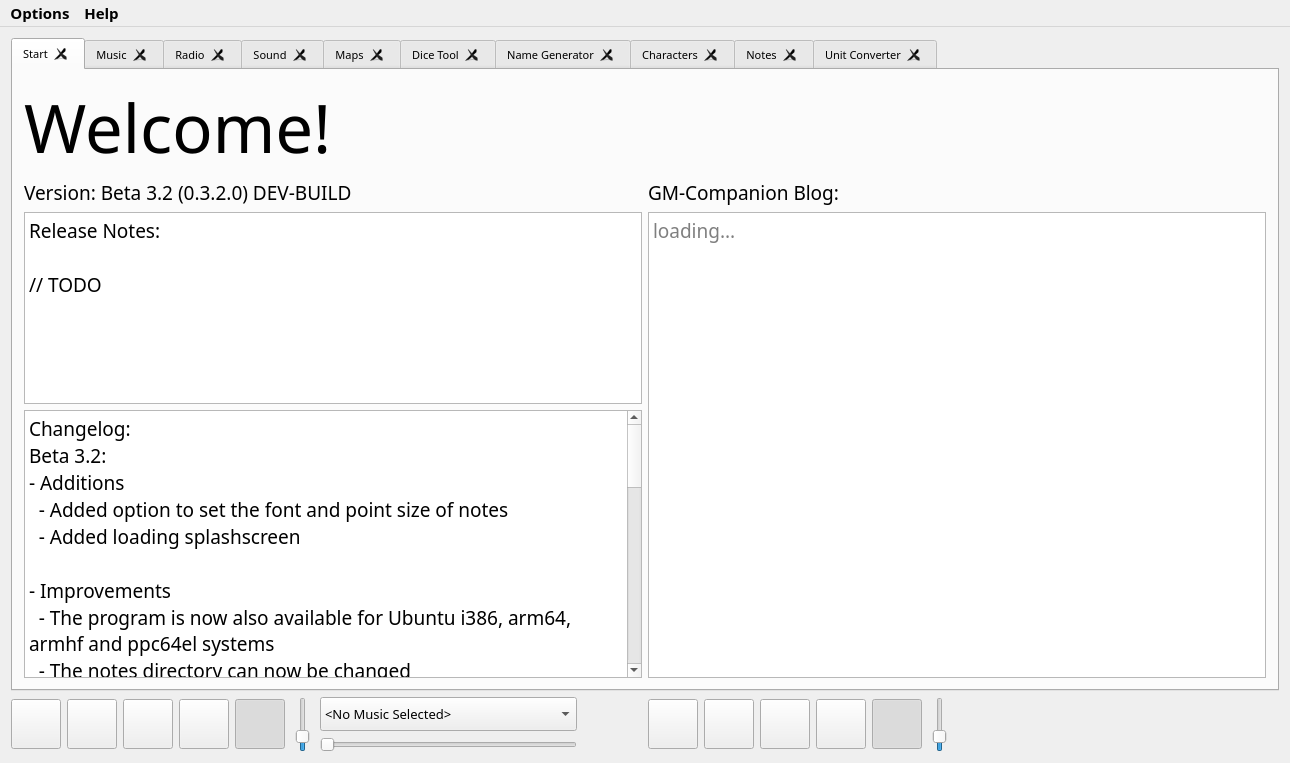
Qt form mainwindow.ui (PhilInTheGaps/GM-Companion) before a commit.
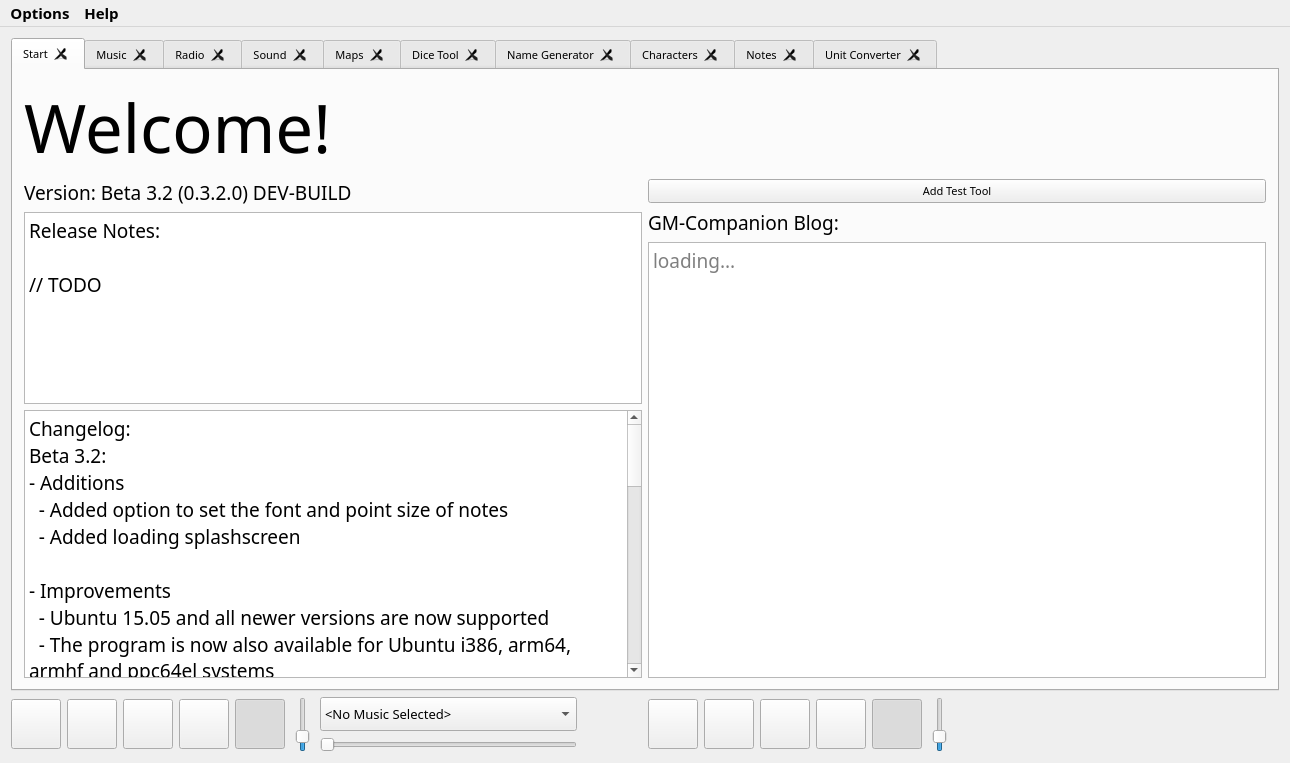
The same form after that commit. The open tabs and pages were chosen to show the change. Icons and pictures are not drawn.

```diff
--- a/mainwindow.ui
+++ b/mainwindow.ui
@@ -165,6 +165,7 @@
 &lt;p style=&quot; margin-top:0px; margin-bottom:0px; margin-left:0px; margin-right:0px; -qt-block-indent:0; text-indent:0px;&quot;&gt;&lt;span style=&quot; font-family:'MS Shell Dlg 2';&quot;&gt;  - Added loading splashscreen&lt;/span&gt;&lt;/p&gt;
 &lt;p style=&quot;-qt-paragraph-type:empty; margin-top:0px; margin-bottom:0px; margin-left:0px; margin-right:0px; -qt-block-indent:0; text-indent:0px; font-family:'MS Shell Dlg 2';&quot;&gt;&lt;br /&gt;&lt;/p&gt;
 &lt;p style=&quot; margin-top:0px; margin-bottom:0px; margin-left:0px; margin-right:0px; -qt-block-indent:0; text-indent:0px;&quot;&gt;&lt;span style=&quot; font-family:'MS Shell Dlg 2';&quot;&gt;- Improvements&lt;/span&gt;&lt;/p&gt;
+&lt;p style=&quot; margin-top:0px; margin-bottom:0px; margin-left:0px; margin-right:0px; -qt-block-indent:0; text-indent:0px;&quot;&gt;&lt;span style=&quot; font-family:'MS Shell Dlg 2';&quot;&gt;  - Ubuntu 15.05 and all newer versions are now supported&lt;/span&gt;&lt;/p&gt;
 &lt;p style=&quot; margin-top:0px; margin-bottom:0px; margin-left:0px; margin-right:0px; -qt-block-indent:0; text-indent:0px;&quot;&gt;&lt;span style=&quot; font-family:'MS Shell Dlg 2';&quot;&gt;  - The program is now also available for Ubuntu i386, arm64, armhf and ppc64el systems&lt;/span&gt;&lt;/p&gt;
 &lt;p style=&quot; margin-top:0px; margin-bottom:0px; margin-left:0px; margin-right:0px; -qt-block-indent:0; text-indent:0px;&quot;&gt;&lt;span style=&quot; font-family:'MS Shell Dlg 2';&quot;&gt;  - The notes directory can now be changed&lt;/span&gt;&lt;/p&gt;
 &lt;p style=&quot; margin-top:0px; margin-bottom:0px; margin-left:0px; margin-right:0px; -qt-block-indent:0; text-indent:0px;&quot;&gt;&lt;span style=&quot; font-family:'MS Shell Dlg 2';&quot;&gt;  - Improved settings.ini grouping&lt;/span&gt;&lt;/p&gt;
@@ -200,6 +201,13 @@
           </item>
           <item>
            <layout class="QVBoxLayout" name="verticalLayout_3">
+            <item>
+             <widget class="QPushButton" name="addTestToolButton">
+              <property name="text">
+               <string>Add Test Tool</string>
+              </property>
+             </widget>
+            </item>
             <item>
              <widget class="QLabel" name="label">
               <property name="font">
```
Left out of the diff: 46 changed lines with no effect on the pictures.
